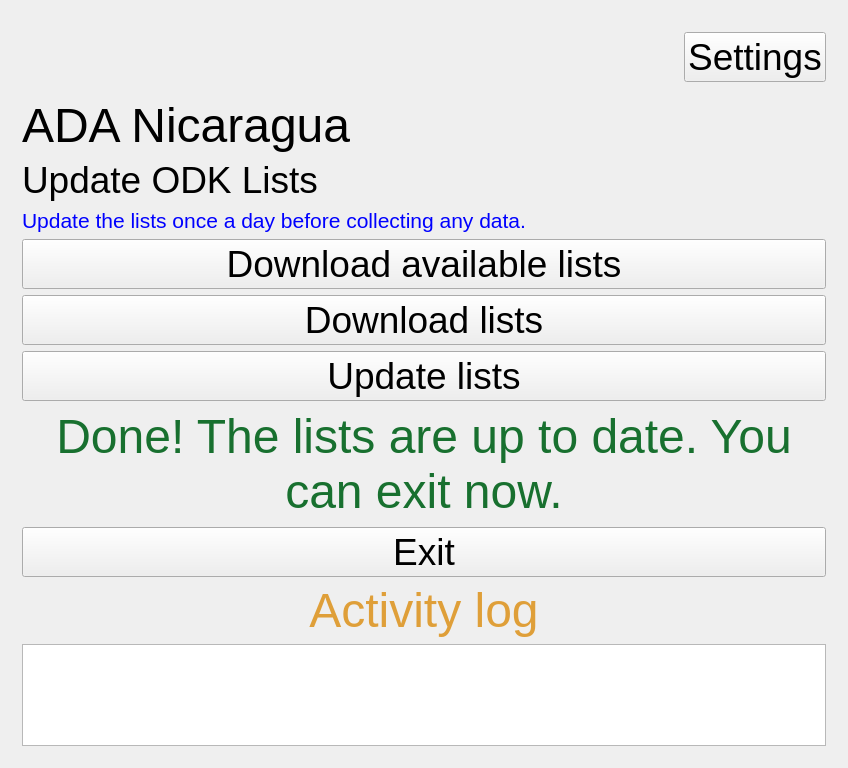
Above: mainwindow.ui from ilri/odksynchronize before the change. Below: the same form after it.
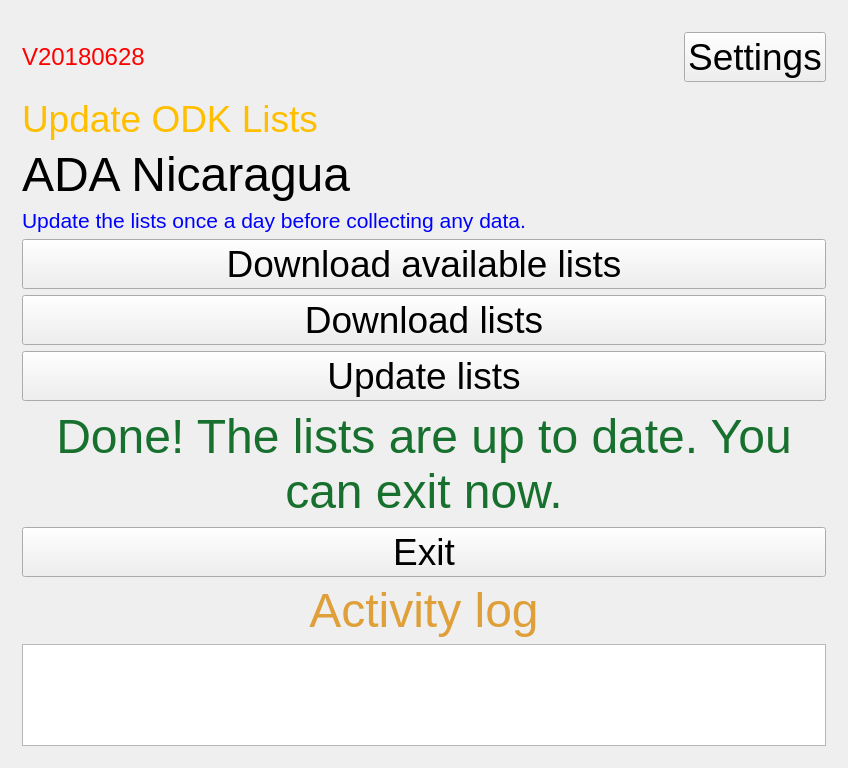
That is the form after the change.

Commit message: Support zip files

Patch:
```diff
--- a/mainwindow.ui
+++ b/mainwindow.ui
@@ -33,6 +33,13 @@
           <property name="bottomMargin">
            <number>10</number>
           </property>
+          <item>
+           <widget class="QLabel" name="label">
+            <property name="text">
+             <string>&lt;html&gt;&lt;head/&gt;&lt;body&gt;&lt;p&gt;&lt;span style=&quot; font-size:18pt; color:#ff0000;&quot;&gt;V20180628&lt;/span&gt;&lt;/p&gt;&lt;/body&gt;&lt;/html&gt;</string>
+            </property>
+           </widget>
+          </item>
           <item>
            <spacer name="horizontalSpacer_2">
             <property name="orientation">
@@ -60,6 +67,13 @@
           </item>
          </layout>
         </item>
+        <item>
+         <widget class="QLabel" name="label_2">
+          <property name="text">
+           <string>&lt;html&gt;&lt;head/&gt;&lt;body&gt;&lt;p&gt;&lt;span style=&quot; font-size:28pt; color:#ffbf00;&quot;&gt;Update ODK Lists&lt;/span&gt;&lt;/p&gt;&lt;/body&gt;&lt;/html&gt;</string>
+          </property>
+         </widget>
+        </item>
         <item>
          <widget class="QLabel" name="lblproject">
           <property name="text">
@@ -67,13 +81,6 @@
           </property>
          </widget>
         </item>
-        <item>
-         <widget class="QLabel" name="label_2">
-          <property name="text">
-           <string>&lt;html&gt;&lt;head/&gt;&lt;body&gt;&lt;p&gt;&lt;span style=&quot; font-size:28pt;&quot;&gt;Update ODK Lists&lt;/span&gt;&lt;/p&gt;&lt;/body&gt;&lt;/html&gt;</string>
-          </property>
-         </widget>
-        </item>
         <item>
          <widget class="QLabel" name="label_3">
           <property name="text">
```
Left out of the diff: 2 changed lines with no effect on the pictures. The commit also changes 2 other files.
